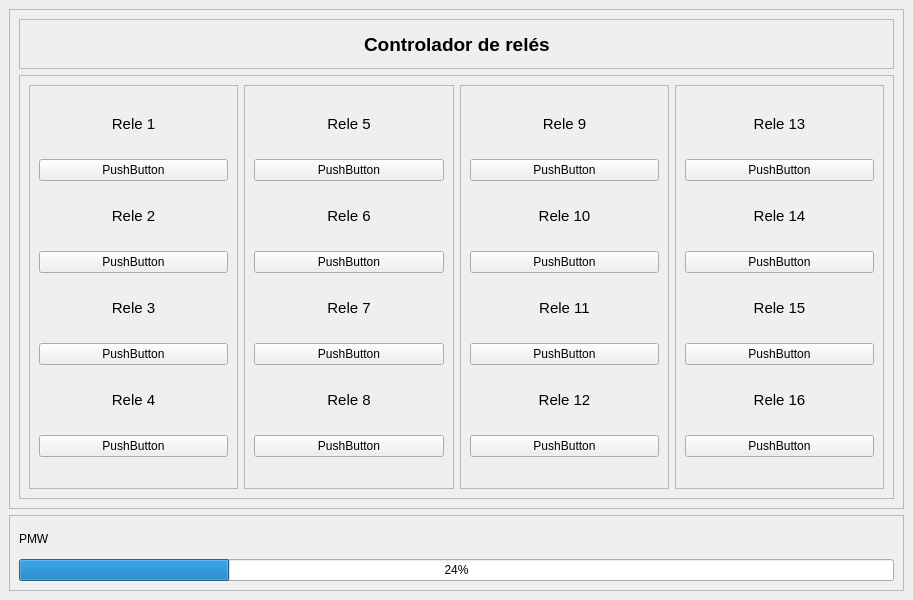
Above: main.ui from KarlaD10/rele_controller before the change. Below: the same form after it.
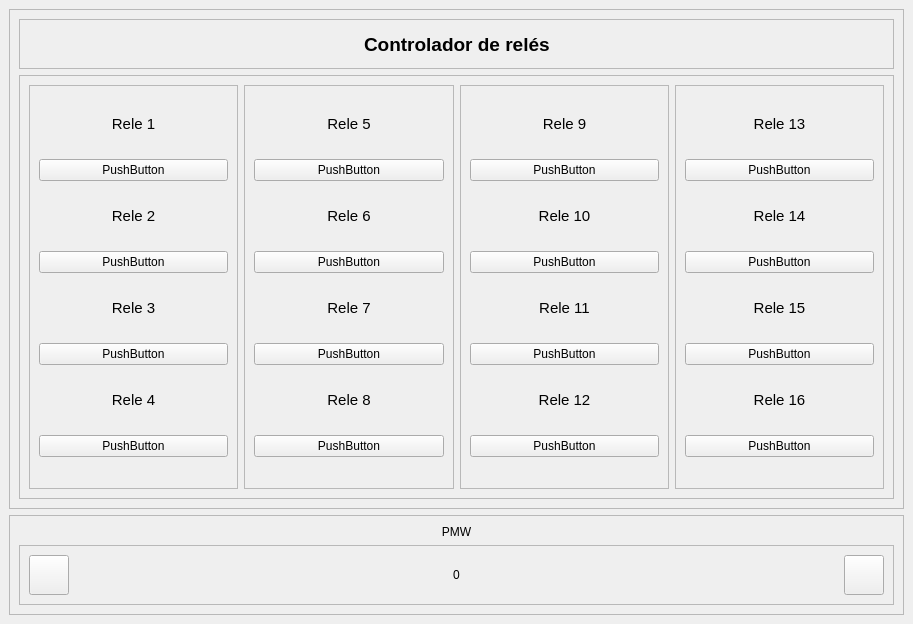
That is the form after the change. Icons and pictures are not drawn.

What changed in the file:
```diff
--- a/main.ui
+++ b/main.ui
@@ -7,7 +7,7 @@
     <x>0</x>
     <y>0</y>
     <width>913</width>
-    <height>600</height>
+    <height>609</height>
    </rect>
   </property>
   <property name="windowTitle">
@@ -624,13 +624,85 @@
          <property name="text">
           <string>PMW</string>
          </property>
+         <property name="alignment">
+          <set>Qt::AlignCenter</set>
+         </property>
         </widget>
        </item>
        <item>
-        <widget class="QProgressBar" name="progressBar">
-         <property name="value">
-          <number>24</number>
+        <widget class="QFrame" name="frame_9">
+         <property name="frameShape">
+          <enum>QFrame::StyledPanel</enum>
          </property>
+         <property name="frameShadow">
+          <enum>QFrame::Raised</enum>
+         </property>
+         <layout class="QHBoxLayout" name="horizontalLayout_3">
+          <item>
+           <widget class="QPushButton" name="pushButton_17">
+            <property name="maximumSize">
+             <size>
+              <width>40</width>
+              <height>40</height>
+             </size>
+            </property>
+            <property name="font">
+             <font>
+              <family>Arial</family>
+              <pointsize>21</pointsize>
+              <weight>75</weight>
+              <bold>true</bold>
+             </font>
+            </property>
+            <property name="text">
+             <string/>
+            </property>
+            <property name="icon">
+             <iconset resource="../../OneDrive - Instituto Tecnológico de Ciudad Guzmán/Icons/resource.qrc">
+              <normaloff>:/Icons/minus.svg</normaloff>:/Icons/minus.svg</iconset>
+            </property>
+            <property name="iconSize">
+             <size>
+              <width>18</width>
+              <height>18</height>
+             </size>
+            </property>
+           </widget>
+          </item>
+          <item>
+           <widget class="QLabel" name="label_19">
+            <property name="text">
+             <string>0</string>
+            </property>
+            <property name="alignment">
+             <set>Qt::AlignCenter</set>
+            </property>
+           </widget>
+          </item>
+          <item>
+           <widget class="QPushButton" name="pushButton_18">
+            <property name="maximumSize">
+             <size>
+              <width>40</width>
+              <height>40</height>
+             </size>
+            </property>
+            <property name="text">
+             <string/>
+            </property>
+            <property name="icon">
+             <iconset resource="../../OneDrive - Instituto Tecnológico de Ciudad Guzmán/Icons/resource.qrc">
+              <normaloff>:/Icons/plus.svg</normaloff>:/Icons/plus.svg</iconset>
+            </property>
+            <property name="iconSize">
+             <size>
+              <width>18</width>
+              <height>18</height>
+             </size>
+            </property>
+           </widget>
+          </item>
+         </layout>
         </widget>
        </item>
       </layout>
```
Left out of the diff: 4 changed lines with no effect on the pictures.
